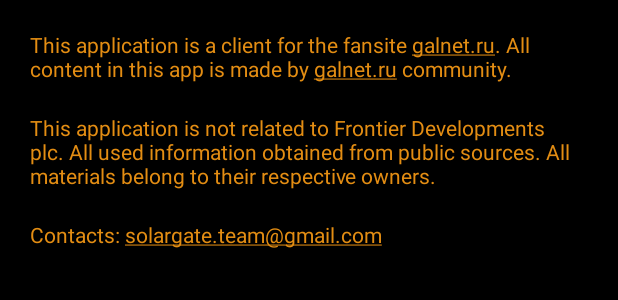
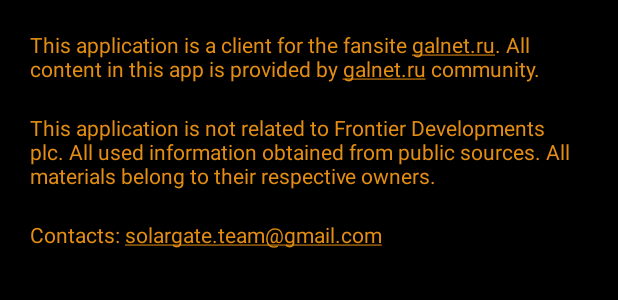
Before and after one commit to solargate/GalNET.ru, an Android app: the layout about.xml on its own in the app's theme, with its tools: preview values and no code run, on a phone screen of 412 x 824 dp. Shown: the top 300 px of the screen. Run offline under Robolectric (Android 15) with nearby library versions, the phone set to English and light mode, and no system bars.

Commit message:
[W][0.0.1] Мелкие фиксы ресурсов

```diff
--- a/src/main/res/values/strings.xml
+++ b/src/main/res/values/strings.xml
@@ -8,7 +8,7 @@
     <string name="action_settings">Settings</string>
     <string name="action_about">About</string>
 
-    <string name="about_app_description">This application is a client for the fansite galnet.ru. All content in this app is made by galnet.ru community.</string>
+    <string name="about_app_description">This application is a client for the fansite galnet.ru. All content in this app is provided by galnet.ru community.</string>
     <string name="about_app_credits">This application is not related to Frontier Developments plc. All used information obtained from public sources. All materials belong to their respective owners.</string>
     <string name="about_app_contacts">Contacts: <a href="mailto:solargate.team@gmail.com">solargate.team@gmail.com</a></string>
 
```
